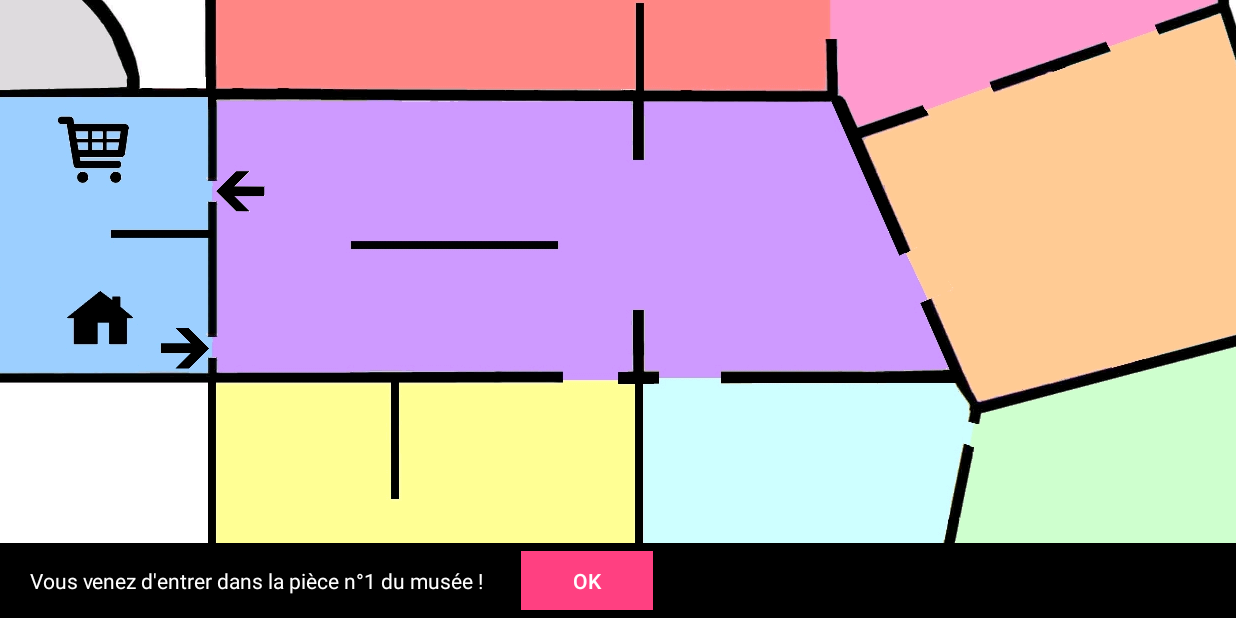
After one commit to m-dl/AppMusee, an Android app: the NewRoomActivity screen opened directly, with no data from a screen before it, on a phone screen of 824 x 412 dp (held sideways). The commit adds this screen. Run offline under Robolectric (Android 15) with nearby library versions, the phone set to English and light mode, and no system bars; our stand-ins replace ButterKnife.

Commit message:
Modif popup nouvelle piece beacon modif design

```diff
--- a/app/src/main/AndroidManifest.xml
+++ b/app/src/main/AndroidManifest.xml
@@ -48,6 +48,9 @@
         <activity
             android:name=".custom.CustomVisitActivity"
             android:screenOrientation="sensorLandscape" />
+        <activity
+            android:name=".main.NewRoomActivity"
+            android:screenOrientation="sensorLandscape"/>
     </application>
 
 </manifest>
--- /dev/null
+++ b/app/src/main/java/com/ceri/visitemusee/main/NewRoomActivity.java
@@ -0,0 +1,111 @@
+package com.ceri.visitemusee.main;
+
+import android.os.Bundle;
+import android.support.v7.app.AppCompatActivity;
+import android.view.View;
+import android.widget.Button;
+import android.widget.LinearLayout;
+import android.widget.TextView;
+
+import com.ceri.visitemusee.R;
+import com.ceri.visitemusee.params.AppParams;
+import com.ceri.visitemusee.tileview.TileViewTools;
+import com.ceri.visitemusee.tool.ScreenParam;
+import com.ceri.visitemusee.tool.Tools;
+import com.qozix.tileview.TileView;
+
+import butterknife.Bind;
+import butterknife.ButterKnife;
+
+public class NewRoomActivity extends AppCompatActivity {
+
+    private ScreenParam param;
+    private int room;
+
+    private TileView tileView;
+    private LinearLayout linearLayout;
+
+    @Bind(R.id.newroomtext)
+    TextView newRoomText;
+
+    @Bind(R.id.newroombutton)
+    Button newRoomButton;
+
+    @Override
+    protected void onCreate(Bundle savedInstanceState) {
+        super.onCreate(savedInstanceState);
+        initObjects();
+    }
+
+    // initiate the objects and design
+    private void initObjects() {
+        setContentView(R.layout.activity_new_room);
+        ButterKnife.bind(this);
+        param = new ScreenParam();
+        param.paramWindowFullScreen(getWindow());
+
+        //Getting the room number
+        room = getIntent().getIntExtra(Tools.ROOM, Tools.MAP_ONE);
+
+        // set text depending language
+        if(AppParams.getInstance().getM_french())
+            newRoomText.setText(getString(R.string.new_room_fr_1) + room + " " + getString(R.string.new_room_fr_2));
+        else
+            newRoomText.setText(getString(R.string.new_room_en_1) + room + " " + getString(R.string.new_room_en_2));
+
+        // init map
+        initMap(room);
+
+        newRoomButton.setOnClickListener(new View.OnClickListener() {
+            public void onClick(View v) {
+                finish();
+            }
+        });
+    }
+
+    // initiate the map design for the current floor and add the pins
+    private void initMap(int f) {
+        // change these path to change map plans
+        String floorPath = "maps/map_" + f + "/%col%_%row%.jpg";
+        String floorPath2 = "maps/map_" + f + "/planmusee.jpg";
+        linearLayout = (LinearLayout) findViewById(R.id.map);
+        // multiple references
+        tileView = new TileView(this);
+        LinearLayout.LayoutParams tileViewLayout = new LinearLayout.LayoutParams(LinearLayout.LayoutParams.MATCH_PARENT, 0, 1);
+        linearLayout.addView(tileView, tileViewLayout);
+        // size of original image at 100% scale
+        tileView.setSize(4000, 2762);
+        // detail levels
+        tileView.addDetailLevel(1.000f, floorPath, floorPath2);
+        // let's use 0-1 positioning...
+        tileView.defineRelativeBounds(0, 0, 1, 1);
+        // center markers along both axes
+        tileView.setMarkerAnchorPoints(-0.5f, -0.5f);
+        // add marker event when touched
+        tileView.addMarkerEventListener(TileViewTools.markerEventListener);
+        // scale it down to manageable size
+        tileView.setScale(0.5);
+        // center the frame
+        TileViewTools.frameTo(tileView, 0.5, 0.5);
+    }
+
+
+    @Override
+    public void onPause() {
+        super.onPause();
+        tileView.clear();
+    }
+
+    @Override
+    public void onResume() {
+        super.onResume();
+        tileView.resume();
+    }
+
+    @Override
+    public void onDestroy() {
+        super.onDestroy();
+        tileView.destroy();
+        tileView = null;
+    }
+}
--- a/app/src/main/res/layout/activity_interest_point.xml
+++ b/app/src/main/res/layout/activity_interest_point.xml
@@ -22,7 +22,7 @@
                 android:id="@+id/toolbar"
                 android:layout_width="match_parent"
                 android:layout_height="?attr/actionBarSize"
-                android:background="@color/blue"
+                android:background="@color/colorPrimaryDark"
                 app:popupTheme="@style/ThemeOverlay.AppCompat.Light" />
         </android.support.design.widget.AppBarLayout>
 
--- /dev/null
+++ b/app/src/main/res/layout/activity_new_room.xml
@@ -0,0 +1,55 @@
+<android.support.v4.widget.DrawerLayout xmlns:android="http://schemas.android.com/apk/res/android"
+    android:id="@+id/drawer_layout"
+    android:layout_height="match_parent"
+    android:layout_width="match_parent"
+    android:fitsSystemWindows="true">
+
+    <android.support.design.widget.CoordinatorLayout
+        xmlns:android="http://schemas.android.com/apk/res/android"
+        android:id="@+id/coordinator"
+        android:layout_width="match_parent"
+        android:layout_height="match_parent">
+
+        <LinearLayout
+            xmlns:android="http://schemas.android.com/apk/res/android"
+            android:id="@+id/map"
+            android:layout_width="match_parent"
+            android:layout_height="match_parent"
+            android:layout_marginBottom="50dp"
+            android:orientation="vertical"
+            android:weightSum="1">
+        </LinearLayout>
+
+        <LinearLayout
+            android:id="@+id/message"
+            android:layout_width="match_parent"
+            android:layout_height="50dp"
+            android:orientation="horizontal"
+            android:background="@color/black"
+            android:weightSum="1"
+            android:layout_gravity="bottom"
+            android:paddingLeft="20dp"
+            android:paddingRight="20dp"
+            android:paddingBottom="5dp"
+            android:paddingTop="5dp">
+
+            <TextView
+                android:text="@string/new_room_default"
+                android:textColor="@color/white"
+                android:layout_width="wrap_content"
+                android:layout_height="wrap_content"
+                android:id="@+id/newroomtext"
+                android:layout_marginRight="25dp" />
+
+            <Button
+                android:text="@string/ok"
+                android:textColor="@color/white"
+                android:background="@color/colorAccent"
+                android:layout_width="wrap_content"
+                android:layout_height="wrap_content"
+                android:id="@+id/newroombutton" />
+
+        </LinearLayout>
+    </android.support.design.widget.CoordinatorLayout>
+
+</android.support.v4.widget.DrawerLayout>
--- a/app/src/main/res/layout/activity_player.xml
+++ b/app/src/main/res/layout/activity_player.xml
@@ -23,7 +23,7 @@
                 android:id="@+id/toolbar"
                 android:layout_width="match_parent"
                 android:layout_height="?attr/actionBarSize"
-                android:background="@color/blue"
+                android:background="@color/colorPrimaryDark"
                 app:popupTheme="@style/ThemeOverlay.AppCompat.Light" />
         </android.support.design.widget.AppBarLayout>
 
--- a/app/src/main/res/layout/activity_single_view.xml
+++ b/app/src/main/res/layout/activity_single_view.xml
@@ -22,7 +22,7 @@ android:fitsSystemWindows="true">
                 android:id="@+id/toolbar"
                 android:layout_width="match_parent"
                 android:layout_height="?attr/actionBarSize"
-                android:background="@color/blue"
+                android:background="@color/colorPrimaryDark"
                 app:popupTheme="@style/ThemeOverlay.AppCompat.Light" />
         </android.support.design.widget.AppBarLayout>
 
--- a/app/src/main/res/layout/main.xml
+++ b/app/src/main/res/layout/main.xml
@@ -22,7 +22,7 @@
                 android:id="@+id/toolbar"
                 android:layout_width="match_parent"
                 android:layout_height="?attr/actionBarSize"
-                android:background="@color/blue"
+                android:background="@color/colorPrimaryDark"
                 app:popupTheme="@style/ThemeOverlay.AppCompat.Light" />
         </android.support.design.widget.AppBarLayout>
 
--- a/app/src/main/res/values-v21/styles.xml
+++ b/app/src/main/res/values-v21/styles.xml
@@ -2,9 +2,10 @@
     <!-- the theme applied to the application or activity -->
     <style name="AppBaseTheme"
         parent="Theme.AppCompat.Light.NoActionBar">
-        <item name="android:colorPrimary">@color/blue</item>
-        <item name="android:colorPrimaryDark">@color/blue</item>
-        <item name="android:statusBarColor">@color/blue</item>
+        <item name="colorPrimary">@color/colorPrimary</item>
+        <item name="colorPrimaryDark">@color/colorPrimaryDark</item>
+        <item name="colorAccent">@color/colorAccent</item>
+        <item name="android:statusBarColor">@color/colorPrimaryDark</item>
         <item name="android:textColorPrimary">@color/black</item>
     </style>
 
--- a/app/src/main/res/values/colors.xml
+++ b/app/src/main/res/values/colors.xml
@@ -1,10 +1,12 @@
 <?xml version="1.0" encoding="utf-8"?>
 <resources>
+    <color name="colorPrimary">#3F51B5</color>
+    <color name="colorPrimaryDark">#303F9F</color>
+    <color name="colorAccent">#FF4081</color>
+
     <color name="black">#000000</color>
     <color name="grey">@android:color/darker_gray</color>
-    <color name="my_blue">#0084FF</color>
     <color name="actionbar_title_color">@android:color/white</color>
     <color name="dark_white">#eeeeee</color>
     <color name="white">#FFFFFF</color>
-    <color name="blue">#0084FF</color>
 </resources>
--- a/app/src/main/res/values/strings.xml
+++ b/app/src/main/res/values/strings.xml
@@ -24,6 +24,12 @@
     <string name="lancer">Lancer</string>
     <string name="cancel">Cancel</string>
     <string name="start">Start</string>
+    <string name="new_room_default">Vous venez d\'entrer dans une nouvelle pièce du musée !</string>
+    <string name="new_room_fr_1">Vous venez d\'entrer dans la pièce n°</string>
+    <string name="new_room_fr_2">du musée !</string>
+    <string name="new_room_en_1">You have just stepped in the room n°</string>
+    <string name="new_room_en_2">of the museum !</string>
+    <string name="ok">Ok</string>
 
     <string name="memory_access_error">Je ne peux accèder à la mémoire</string>
 
--- a/app/src/main/res/values/styles.xml
+++ b/app/src/main/res/values/styles.xml
@@ -1,15 +1,20 @@
 <resources>
 
-    <!-- the theme applied to the application or activity -->
-    <style name="AppBaseTheme"
-        parent="@android:style/Theme.Holo.Light.DarkActionBar">
-        <item name="android:actionBarStyle">@style/MyActionBar</item>
+    <!-- Base application theme. -->
+    <style name="AppTheme" parent="Theme.AppCompat.Light.DarkActionBar">
+        <!-- Customize your theme here. -->
+        <item name="colorPrimary">@color/colorPrimary</item>
+        <item name="colorPrimaryDark">@color/colorPrimaryDark</item>
+        <item name="colorAccent">@color/colorAccent</item>
     </style>
 
-    <!-- ActionBar styles -->
-    <style name="MyActionBar"
-        parent="@android:style/Widget.Holo.Light.ActionBar.Solid.Inverse">
-        <item name="android:background">@color/grey</item>
+    <style name="AppTheme.NoActionBar">
+        <item name="windowActionBar">false</item>
+        <item name="windowNoTitle">true</item>
     </style>
 
+    <style name="AppTheme.AppBarOverlay" parent="ThemeOverlay.AppCompat.Dark.ActionBar" />
+
+    <style name="AppTheme.PopupOverlay" parent="ThemeOverlay.AppCompat.Light" />
+
 </resources>
```
Also changed, not shown: app/src/main/java/com/ceri/visitemusee/main/MainActivity.java (+28 -22 lines), app/src/main/java/com/ceri/visitemusee/tool/Tools.java (+17 -0 lines), 276 other files.
